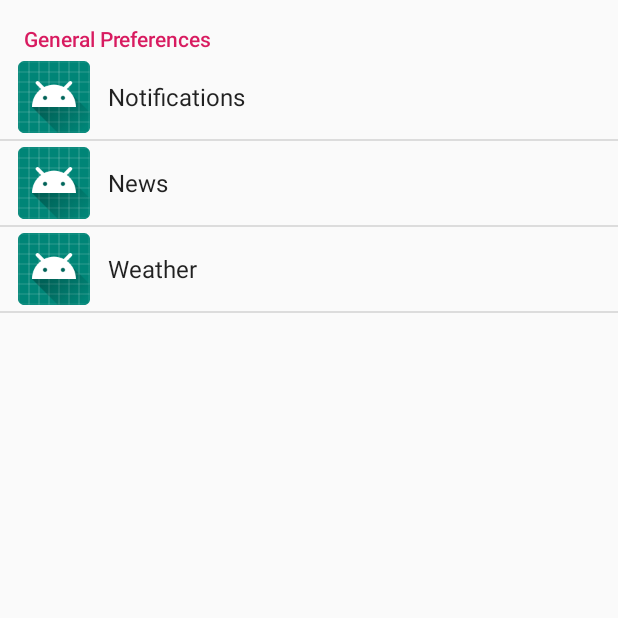
After one commit to Immanuelbh/DailyUpdate, an Android app: the SettingsActivity screen opened directly, with no data from a screen before it, on a phone screen of 412 x 824 dp, the top half of it. The commit adds this screen. Run offline under Robolectric (Android 15) with nearby library versions, the phone set to English and light mode, and no system bars.

Commit message:
added preference fragment, works with notification timing

```diff
--- /dev/null
+++ b/app/src/main/java/com/ijbh/dailyupdate/additional/SettingsActivity.java
@@ -0,0 +1,17 @@
+package com.ijbh.dailyupdate.additional;
+
+import android.app.Activity;
+import android.os.Bundle;
+
+import androidx.annotation.Nullable;
+
+import com.ijbh.dailyupdate.ui.SettingsFragment;
+
+public class SettingsActivity extends Activity {
+
+    @Override
+    protected void onCreate(@Nullable Bundle savedInstanceState) {
+        super.onCreate(savedInstanceState);
+        getFragmentManager().beginTransaction().add(android.R.id.content, new SettingsFragment()).commit();
+    }
+}
--- /dev/null
+++ b/app/src/main/java/com/ijbh/dailyupdate/ui/SettingsFragment.java
@@ -0,0 +1,16 @@
+package com.ijbh.dailyupdate.ui;
+
+import android.os.Bundle;
+import android.preference.PreferenceFragment;
+
+import androidx.annotation.Nullable;
+
+import com.ijbh.dailyupdate.R;
+
+public class SettingsFragment extends PreferenceFragment {
+    @Override
+    public void onCreate(@Nullable Bundle savedInstanceState) {
+        super.onCreate(savedInstanceState);
+        addPreferencesFromResource(R.xml.preferences);
+    }
+}
--- a/app/src/main/java/com/ijbh/dailyupdate/ui/WeatherFragment.java
+++ b/app/src/main/java/com/ijbh/dailyupdate/ui/WeatherFragment.java
@@ -35,8 +35,8 @@ public class WeatherFragment extends Fragment {
     final private int LOC_PERMISSION = 1;
 
     ForecastAdapter adapter;
-    private double lat;
-    private double lon;
+    private double lat = 32.138194;
+    private double lon = 34.8368449;
 
     //interface
     public interface OnWeatherFragmentListener{
--- /dev/null
+++ b/app/src/main/res/menu/main_menu.xml
@@ -0,0 +1,6 @@
+<?xml version="1.0" encoding="utf-8"?>
+<menu xmlns:android="http://schemas.android.com/apk/res/android">
+
+    <item android:id="@+id/general_settings"
+        android:title="General Settings"/>
+</menu>
--- a/app/src/main/res/values/strings.xml
+++ b/app/src/main/res/values/strings.xml
@@ -1,3 +1,17 @@
 <resources>
     <string name="app_name">DailyUpdate</string>
+
+    <string-array name="interval_list_txt">
+        <item>10 seconds**</item>
+        <item>Once a minute*</item>
+        <item>Once an hour</item>
+        <item>Once a day</item>
+    </string-array>
+
+    <string-array name="interval_list_values">
+        <item>10</item>
+        <item>60</item>
+        <item>3600</item>
+        <item>86400</item>
+    </string-array>
 </resources>
--- /dev/null
+++ b/app/src/main/res/xml/preferences.xml
@@ -0,0 +1,44 @@
+<?xml version="1.0" encoding="utf-8"?>
+<PreferenceScreen xmlns:android="http://schemas.android.com/apk/res/android">
+
+    <PreferenceCategory
+        android:title="General Preferences"
+        >
+        <PreferenceScreen
+            android:title="Notifications"
+            android:icon="@mipmap/ic_launcher"
+            >
+            <CheckBoxPreference
+                android:key="preference_notifications"
+                android:title="Receive notifications"
+                android:defaultValue="true"
+                />
+
+            <ListPreference
+                android:key="preferences_notification_interval"
+                android:title="Notification Interval"
+                android:entryValues="@array/interval_list_values"
+                android:entries="@array/interval_list_txt"
+                android:defaultValue="60"
+                />
+        </PreferenceScreen>
+
+        <PreferenceScreen
+            android:title="News"
+            android:icon="@mipmap/ic_launcher_round"
+            >
+
+        </PreferenceScreen>
+
+        <PreferenceScreen
+            android:title="Weather"
+            android:icon="@mipmap/ic_launcher_round"
+            >
+
+        </PreferenceScreen>
+
+
+
+    </PreferenceCategory>
+
+</PreferenceScreen>
```
Also changed, not shown: app/src/main/AndroidManifest.xml (+7 -2 lines), app/src/main/java/com/ijbh/dailyupdate/additional/UpdateReceiver.java (+102 -48 lines), app/src/main/java/com/ijbh/dailyupdate/ui/ArticleActivity.java (+23 -2 lines), app/src/main/java/com/ijbh/dailyupdate/ui/ForecastActivity.java (added, +16 -0 lines), app/src/main/java/com/ijbh/dailyupdate/ui/MainActivity.java (+76 -55 lines), app/src/main/java/com/ijbh/dailyupdate/viewmodel/ArticleViewModel.java (+15 -0 lines), app/src/main/res/layout/activity_article.xml (+9 -2 lines), app/src/main/res/layout/activity_forecast.xml (added, +9 -0 lines), app/src/main/res/layout/article_notif_layout_collapsed.xml (added, +64 -0 lines), app/src/main/res/layout/weather_notif_layout.xml (renamed from app/src/main/res/layout/article_notif_layout.xml, +5 -4 lines).
